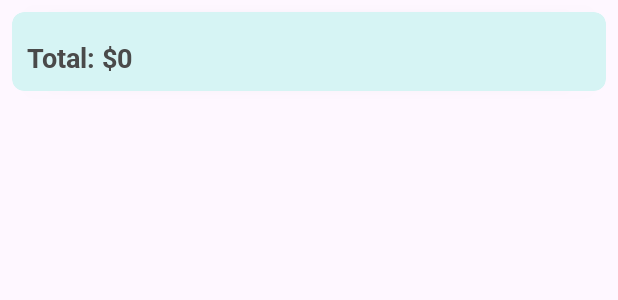
After one commit to andresfsanchez74/Gujaturas, an Android app: the layout item_venta_estadisticas.xml on its own in the app's theme, with its tools: preview values and no code run, on a phone screen of 412 x 824 dp. The commit adds this screen. Shown: the top 300 px of the screen. Run offline under Robolectric (Android 15) with nearby library versions, the phone set to English and light mode, and no system bars.

Commit message:
estadisticas completo. ahora cuadrad el storage

```diff
--- /dev/null
+++ b/app/src/main/res/layout/item_venta_estadisticas.xml
@@ -0,0 +1,57 @@
+<?xml version="1.0" encoding="utf-8"?>
+<androidx.cardview.widget.CardView xmlns:android="http://schemas.android.com/apk/res/android"
+    xmlns:app="http://schemas.android.com/apk/res-auto"
+    android:layout_width="match_parent"
+    android:layout_height="wrap_content"
+    android:layout_margin="8dp"
+    app:cardCornerRadius="8dp"
+    app:cardElevation="4dp"
+    android:backgroundTint="@color/celeste_claro">
+
+    <LinearLayout
+        android:layout_width="match_parent"
+        android:layout_height="wrap_content"
+        android:orientation="vertical"
+        android:padding="10dp">
+
+        <!-- Este TextView se ocultará mediante código pero lo mantenemos para compatibilidad -->
+        <TextView
+            android:id="@+id/tvNombreTallaCantidadProducto"
+            android:layout_width="wrap_content"
+            android:layout_height="wrap_content"
+            android:text="Ruana Tejida Rosada - Talla M x1"
+            android:textSize="18sp"
+            android:fontFamily="@font/roboto_bold"
+            android:textColor="@color/gris_oscuro"
+            android:visibility="gone" />
+
+        <!-- Contenedor de productos -->
+        <LinearLayout
+            android:id="@+id/containerProductos"
+            android:layout_width="match_parent"
+            android:layout_height="wrap_content"
+            android:orientation="vertical"/>
+
+        <!-- Precio Total y Botones Editar/Borrar en la misma fila -->
+        <LinearLayout
+            android:layout_width="match_parent"
+            android:layout_height="wrap_content"
+            android:orientation="horizontal"
+            android:gravity="end"
+            android:layout_marginTop="8dp">
+
+            <!-- Precio Total de Venta -->
+            <TextView
+                android:id="@+id/tvPrecioVenta"
+                android:layout_width="wrap_content"
+                android:layout_height="wrap_content"
+                android:text="Total: $0"
+                android:textSize="18sp"
+                android:fontFamily="@font/roboto_bold"
+                android:textColor="@color/gris_oscuro"
+                android:layout_marginEnd="8dp"
+                android:layout_weight="1" />
+
+        </LinearLayout>
+    </LinearLayout>
+</androidx.cardview.widget.CardView>
```
Also changed, not shown: app/src/main/java/com/example/gujaturas/Estadisticas.kt (+80 -46 lines), app/src/main/java/com/example/gujaturas/VentaAdapterEstadisticas.kt (added, +51 -0 lines), app/src/main/res/layout/activity_estadisticas.xml (+7 -49 lines).
